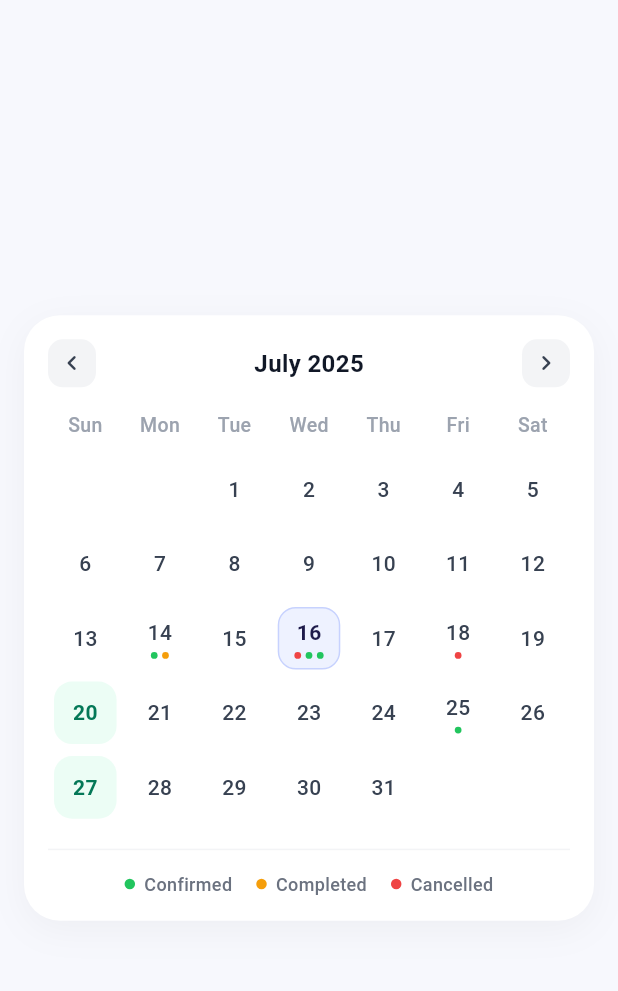
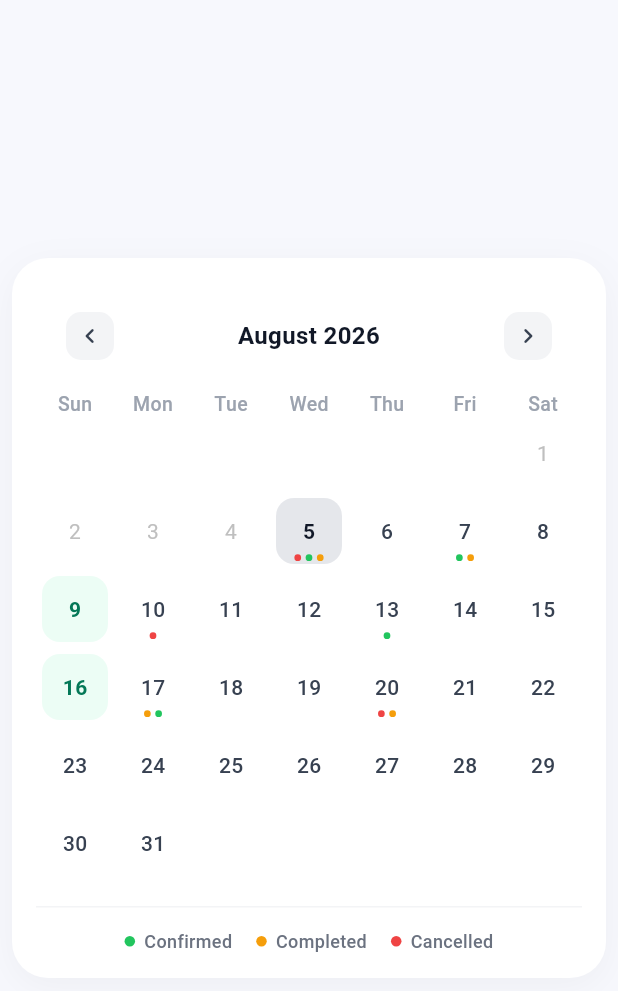
Before and after one commit to ritik453rr/demo, a Flutter app: the screen it shows after launch, on a phone screen of 412 x 824 dp. Shown: the top 991 px of the screen. Run offline on Flutter 3.47's test engine with Material 3 defaults, Android fonts, the phone set to English and light mode, and no system bars; drawn by our look-alikes of table_calendar.

Commit message:
create calender using table calender

```diff
--- a/lib/scheduler/scheduler_page.dart
+++ b/lib/scheduler/scheduler_page.dart
@@ -1,50 +1,72 @@
 import 'package:flutter/material.dart';
+import 'package:table_calendar/table_calendar.dart';
 
 /// Event model representing schedule status items.
 enum EventStatus { confirmed, completed, cancelled }
 
 class SchedulerPage extends StatefulWidget {
-  const SchedulerPage({super.key});
+  /// Initial focused date when opening calendar
+  final DateTime? initialFocusedDay;
+
+  const SchedulerPage({
+    super.key,
+    this.initialFocusedDay,
+  });
 
   @override
   State<SchedulerPage> createState() => _SchedulerPageState();
 }
 
 class _SchedulerPageState extends State<SchedulerPage> {
-  DateTime _focusedDate = DateTime(2025, 7, 16);
-  DateTime? _selectedDate = DateTime(2025, 7, 16);
+  CalendarFormat _calendarFormat = CalendarFormat.month;
 
-  // Mock events map for status dots and highlights
-  final Map<DateTime, List<EventStatus>> _events = {
-    DateTime(2025, 7, 14): [EventStatus.confirmed, EventStatus.completed],
-    DateTime(2025, 7, 16): [
+  late DateTime _focusedDay;
+  DateTime? _selectedDay;
+
+  late final Map<DateTime, List<EventStatus>> _events;
+  late final Set<DateTime> _highlightedDays;
+
+  @override
+  void initState() {
+    super.initState();
+
+    final now = DateTime.now();
+    final today = DateTime(now.year, now.month, now.day);
+    _focusedDay = widget.initialFocusedDay ?? today;
+    _selectedDay = _focusedDay;
+
+    _events = {
+      today: [
         EventStatus.cancelled,
         EventStatus.confirmed,
+        EventStatus.completed,
+      ],
+      today.add(const Duration(days: 2)): [
+        EventStatus.confirmed,
+        EventStatus.completed,
+      ],
+      today.add(const Duration(days: 5)): [EventStatus.cancelled],
+      today.add(const Duration(days: 8)): [EventStatus.confirmed],
+      today.add(const Duration(days: 12)): [
+        EventStatus.completed,
         EventStatus.confirmed,
       ],
-    DateTime(2025, 7, 18): [EventStatus.cancelled],
-    DateTime(2025, 7, 25): [EventStatus.confirmed],
+      today.add(const Duration(days: 15)): [
+        EventStatus.cancelled,
+        EventStatus.completed,
+      ],
     };
 
-  // Special highlighted days (light green background like 20 and 27 in screenshot)
-  final Set<DateTime> _highlightedDays = {
-    DateTime(2025, 7, 20),
-    DateTime(2025, 7, 27),
+    _highlightedDays = {
+      today.add(const Duration(days: 4)),
+      today.add(const Duration(days: 11)),
     };
-
-  // ---------------------------------------------------------------------------
-  // Helper Utils (Kept on the same page)
-  // ---------------------------------------------------------------------------
-
-  bool isSameDay(DateTime? a, DateTime? b) {
-    if (a == null || b == null) return false;
-    return a.year == b.year && a.month == b.month && a.day == b.day;
   }
 
   List<EventStatus> _getEventsForDay(DateTime day) {
-    for (var key in _events.keys) {
-      if (isSameDay(key, day)) {
-        return _events[key]!;
+    for (var entry in _events.entries) {
+      if (isSameDay(entry.key, day)) {
+        return entry.value;
       }
     }
     return [];
@@ -54,34 +76,15 @@ class _SchedulerPageState extends State<SchedulerPage> {
     return _highlightedDays.any((d) => isSameDay(d, day));
   }
 
-  void _previousMonth() {
-    setState(() {
-      _focusedDate = DateTime(_focusedDate.year, _focusedDate.month - 1, 1);
-    });
+  Color _getStatusColor(EventStatus status) {
+    switch (status) {
+      case EventStatus.confirmed:
+        return const Color(0xFF22C55E); // Green
+      case EventStatus.completed:
+        return const Color(0xFFF59E0B); // Amber / Yellow
+      case EventStatus.cancelled:
+        return const Color(0xFFEF4444); // Red
     }
-
-  void _nextMonth() {
-    setState(() {
-      _focusedDate = DateTime(_focusedDate.year, _focusedDate.month + 1, 1);
-    });
-  }
-
-  String _getMonthName(int month) {
-    const monthNames = [
-      'January',
-      'February',
-      'March',
-      'April',
-      'May',
-      'June',
-      'July',
-      'August',
-      'September',
-      'October',
-      'November',
-      'December'
-    ];
-    return monthNames[month - 1];
   }
 
   @override
@@ -89,17 +92,15 @@ class _SchedulerPageState extends State<SchedulerPage> {
     return Scaffold(
       backgroundColor: const Color(0xFFF7F8FD),
       body: SafeArea(
-        child: Center(
-          child: SingleChildScrollView(
-            padding: const EdgeInsets.all(16.0),
+        child: Center(child: Padding(
+          padding: const EdgeInsets.all(8.0),
           child: _buildCalendarCard(),
-          ),
-        ),
+        ))
       ),
     );
   }
 
-  /// Main Calendar Card Container
+  /// Main Calendar Card Container using TableCalendar
   Widget _buildCalendarCard() {
     return Container(
       decoration: BoxDecoration(
@@ -117,30 +118,43 @@ class _SchedulerPageState extends State<SchedulerPage> {
       child: Column(
         mainAxisSize: MainAxisSize.min,
         children: [
-          _buildMonthHeader(),
-          const SizedBox(height: 16),
-          _buildWeekdayHeader(),
-          const SizedBox(height: 8),
-          _buildDaysGrid(),
-          const SizedBox(height: 16),
-          const Divider(height: 1, color: Color(0xFFF3F4F6)),
-          const SizedBox(height: 14),
-          _buildCalendarLegend(),
-        ],
+          TableCalendar<EventStatus>(
+            firstDay: DateTime.now(), // Calendar Start Limit
+            lastDay: DateTime.now().add(
+              const Duration(days: 365),
+            ), // Calendar End Limit
+            focusedDay: _focusedDay,
+            calendarFormat: _calendarFormat,
+            selectedDayPredicate: (day) => isSameDay(_selectedDay, day),
+            eventLoader: _getEventsForDay,
+            startingDayOfWeek: StartingDayOfWeek.sunday,
+            onDaySelected: (selectedDay, focusedDay) {
+              if (!isSameDay(_selectedDay, selectedDay)) {
+                setState(() {
+                  _selectedDay = selectedDay;
+                  _focusedDay = focusedDay;
+                });
+              }
+            },
+            onFormatChanged: (format) {
+              if (_calendarFormat != format) {
+                setState(() {
+                  _calendarFormat = format;
+                });
+              }
+            },
+            onPageChanged: (focusedDay) {
+              _focusedDay = focusedDay;
+            },
+            headerStyle: HeaderStyle(
+              titleCentered: true,
+              formatButtonVisible: false,
+              titleTextStyle: const TextStyle(
+                fontSize: 16,
+                fontWeight: FontWeight.bold,
+                color: Color(0xFF111827),
               ),
-    );
-  }
-
-  /// Month & Year Navigation Header (< July 2025 >)
-  Widget _buildMonthHeader() {
-    final title = '${_getMonthName(_focusedDate.month)} ${_focusedDate.year}';
-    return Row(
-      mainAxisAlignment: MainAxisAlignment.spaceBetween,
-      children: [
-        GestureDetector(
-          onTap: _previousMonth,
-          behavior: HitTestBehavior.opaque,
-          child: Container(
+              leftChevronIcon: Container(
                 padding: const EdgeInsets.all(6),
                 decoration: BoxDecoration(
                   color: const Color(0xFFF3F4F6),
@@ -152,19 +166,7 @@ class _SchedulerPageState extends State<SchedulerPage> {
                   size: 20,
                 ),
               ),
-        ),
-        Text(
-          title,
-          style: const TextStyle(
-            fontSize: 16,
-            fontWeight: FontWeight.bold,
-            color: Color(0xFF111827),
-          ),
-        ),
-        GestureDetector(
-          onTap: _nextMonth,
-          behavior: HitTestBehavior.opaque,
-          child: Container(
+              rightChevronIcon: Container(
                 padding: const EdgeInsets.all(6),
                 decoration: BoxDecoration(
                   color: const Color(0xFFF3F4F6),
@@ -177,147 +179,113 @@ class _SchedulerPageState extends State<SchedulerPage> {
                 ),
               ),
             ),
-      ],
-    );
-  }
-
-  /// Weekday Names Header Row (Sun, Mon, Tue, Wed, Thu, Fri, Sat)
-  Widget _buildWeekdayHeader() {
-    const daysOfWeek = ['Sun', 'Mon', 'Tue', 'Wed', 'Thu', 'Fri', 'Sat'];
-    return Row(
-      mainAxisAlignment: MainAxisAlignment.spaceAround,
-      children: daysOfWeek.map((day) {
-        return Expanded(
-          child: Center(
-            child: Text(
-              day,
-              style: const TextStyle(
+            daysOfWeekStyle: const DaysOfWeekStyle(
+              weekdayStyle: TextStyle(
+                color: Color(0xFF9CA3AF),
+                fontWeight: FontWeight.w500,
+                fontSize: 13,
+              ),
+              weekendStyle: TextStyle(
                 color: Color(0xFF9CA3AF),
                 fontWeight: FontWeight.w500,
                 fontSize: 13,
               ),
             ),
-          ),
-        );
-      }).toList(),
+            calendarStyle: const CalendarStyle(outsideDaysVisible: false),
+            calendarBuilders: CalendarBuilders(
+              defaultBuilder: (context, day, focusedDay) {
+                if (_isHighlightedDay(day)) {
+                  return _buildDayCell(
+                    day,
+                    backgroundColor: const Color(0xFFECFDF5),
+                    textColor: const Color(0xFF047857),
+                    isBold: true,
                   );
                 }
-
-  /// Grid of Calendar Days
-  Widget _buildDaysGrid() {
-    final daysInMonth = DateTime(_focusedDate.year, _focusedDate.month + 1, 0).day;
-    final firstDayWeekday = DateTime(_focusedDate.year, _focusedDate.month, 1).weekday % 7;
-
-    final totalGridItems = daysInMonth + firstDayWeekday;
-
-    return GridView.builder(
-      shrinkWrap: true,
-      physics: const NeverScrollableScrollPhysics(),
-      itemCount: totalGridItems,
-      gridDelegate: const SliverGridDelegateWithFixedCrossAxisCount(
-        crossAxisCount: 7,
-        childAspectRatio: 1.0,
-      ),
-      itemBuilder: (context, index) {
-        if (index < firstDayWeekday) {
-          return const SizedBox.shrink();
-        }
-
-        final dayNumber = index - firstDayWeekday + 1;
-        final date = DateTime(_focusedDate.year, _focusedDate.month, dayNumber);
-        final isSelected = isSameDay(_selectedDate, date);
-
-        return GestureDetector(
-          onTap: () {
-            setState(() {
-              _selectedDate = date;
-            });
+                return _buildDayCell(day, textColor: const Color(0xFF374151));
               },
-          child: _buildCustomDayCell(date, isSelected: isSelected),
+              selectedBuilder: (context, day, focusedDay) {
+                return _buildDayCell(
+                  day,
+                  backgroundColor: const Color(0xFFE5E7EB),
+                  textColor: const Color(0xFF111827),
+                  isBold: true,
                 );
               },
+              todayBuilder: (context, day, focusedDay) {
+                if (isSameDay(_selectedDay, day)) {
+                  return _buildDayCell(
+                    day,
+                    backgroundColor: const Color(0xFFE5E7EB),
+                    textColor: const Color(0xFF111827),
+                    isBold: true,
                   );
                 }
-
-  /// Custom Cell Builder for Calendar Days
-  Widget _buildCustomDayCell(DateTime day, {bool isSelected = false}) {
-    final events = _getEventsForDay(day);
-    final isHighlighted = _isHighlightedDay(day);
-
-    BoxDecoration decoration;
-    if (isSelected) {
-      decoration = BoxDecoration(
-        color: const Color(0xFFEEF2FF),
-        borderRadius: BorderRadius.circular(12),
-        border: Border.all(color: const Color(0xFFC7D2FE), width: 1),
+                return _buildDayCell(
+                  day,
+                  backgroundColor: const Color(0xFFF3F4F6),
+                  textColor: const Color(0xFF111827),
+                  isBold: true,
                 );
-    } else if (isHighlighted) {
-      decoration = BoxDecoration(
-        color: const Color(0xFFECFDF5),
-        borderRadius: BorderRadius.circular(12),
-      );
-    } else {
-      decoration = const BoxDecoration();
-    }
-
-    Color textColor;
-    if (isSelected) {
-      textColor = const Color(0xFF1E1B4B);
-    } else if (isHighlighted) {
-      textColor = const Color(0xFF047857);
-    } else {
-      textColor = const Color(0xFF374151);
-    }
-
-    return Container(
-      margin: const EdgeInsets.all(4),
-      decoration: decoration,
-      child: Center(
-        child: Column(
-          mainAxisAlignment: MainAxisAlignment.center,
-          children: [
-            Text(
-              '${day.day}',
-              style: TextStyle(
-                fontSize: 14,
-                fontWeight: (isSelected || isHighlighted)
-                    ? FontWeight.bold
-                    : FontWeight.w500,
-                color: textColor,
-              ),
-            ),
-            if (events.isNotEmpty) ...[
-              const SizedBox(height: 3),
-              Row(
-                mainAxisAlignment: MainAxisAlignment.center,
-                children: events.map((status) {
+              },
+              markerBuilder: (context, day, events) {
+                if (events.isEmpty) return const SizedBox.shrink();
+                return Positioned(
+                  bottom: 6,
+                  child: Row(
+                    mainAxisSize: MainAxisSize.min,
+                    children: events.map((event) {
                       return Container(
                         margin: const EdgeInsets.symmetric(horizontal: 1.5),
                         width: 4.5,
                         height: 4.5,
                         decoration: BoxDecoration(
-                      color: _getStatusColor(status),
+                          color: _getStatusColor(event),
                           shape: BoxShape.circle,
                         ),
                       );
                     }).toList(),
                   ),
+                );
+              },
+            ),
+          ),
+          const SizedBox(height: 16),
+          const Divider(height: 1, color: Color(0xFFF3F4F6)),
+          const SizedBox(height: 14),
+          _buildCalendarLegend(),
         ],
-          ],
-        ),
       ),
     );
   }
 
-  Color _getStatusColor(EventStatus status) {
-    switch (status) {
-      case EventStatus.confirmed:
-        return const Color(0xFF22C55E); // Green
-      case EventStatus.completed:
-        return const Color(0xFFF59E0B); // Amber / Yellow
-      case EventStatus.cancelled:
-        return const Color(0xFFEF4444); // Red
-    }
+  Widget _buildDayCell(
+    DateTime day, {
+    Color? backgroundColor,
+    Color? borderColor,
+    required Color textColor,
+    bool isBold = false,
+  }) {
+    return Container(
+      margin: const EdgeInsets.all(4),
+      decoration: BoxDecoration(
+        color: backgroundColor,
+        borderRadius: BorderRadius.circular(12),
+        border: borderColor != null
+            ? Border.all(color: borderColor, width: 1)
+            : null,
+      ),
+      child: Center(
+        child: Text(
+          '${day.day}',
+          style: TextStyle(
+            fontSize: 14,
+            fontWeight: isBold ? FontWeight.bold : FontWeight.w500,
+            color: textColor,
+          ),
+        ),
+      ),
+    );
   }
 
   /// Calendar Legend Row
--- a/pubspec.yaml
+++ b/pubspec.yaml
@@ -42,6 +42,7 @@ dependencies:
   google_sign_in: ^7.2.0
   # firebase_auth: ^6.5.4
   intl: ^0.20.3
+  table_calendar: ^3.1.3
   # cloud_firestore: ^6.6.0
 
 dev_dependencies:
```
Also changed, not shown: pubspec.lock. Lines whose indentation alone changed are shown as unchanged.
